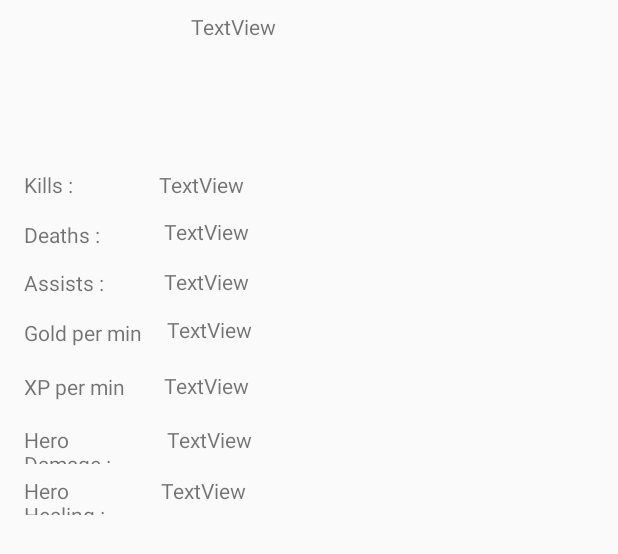
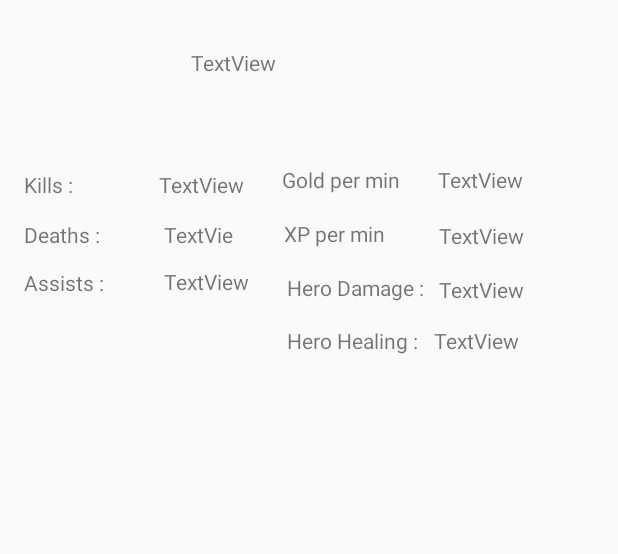
Before and after one commit to MattPilau/DotaStats, an Android app: the layout fragment_player_in_match.xml on its own in the app's theme, with its tools: preview values and no code run, on a phone screen of 412 x 824 dp. Shown: the top 554 px of the screen. Run offline under Robolectric (Android 15) with nearby library versions, the phone set to English and light mode, and no system bars.

```diff
--- a/app/src/main/java/com/app/dotastats/dotastats/LastMatchesFragment.java
+++ b/app/src/main/java/com/app/dotastats/dotastats/LastMatchesFragment.java
@@ -11,6 +11,7 @@ import android.widget.ListView;
 
 import com.app.dotastats.dotastats.Adapters.LastMatchesAdapter;
 import com.app.dotastats.dotastats.Beans.Matches;
+import com.app.dotastats.dotastats.MatchActivity;
 
 public class LastMatchesFragment extends ListFragment {
 
--- a/app/src/main/res/layout/fragment_player_in_match.xml
+++ b/app/src/main/res/layout/fragment_player_in_match.xml
@@ -20,7 +20,7 @@
         android:layout_width="145dp"
         android:layout_height="39dp"
         android:layout_marginStart="16dp"
-        android:layout_marginTop="8dp"
+        android:layout_marginTop="32dp"
         android:text="TextView"
         app:layout_constraintStart_toEndOf="@+id/playerImage"
         app:layout_constraintTop_toTopOf="parent" />
@@ -37,8 +37,8 @@
 
     <TextView
         android:id="@+id/kills"
-        android:layout_width="103dp"
-        android:layout_height="23dp"
+        android:layout_width="58dp"
+        android:layout_height="25dp"
         android:layout_marginStart="8dp"
         android:layout_marginTop="8dp"
         android:text="TextView"
@@ -57,8 +57,8 @@
 
     <TextView
         android:id="@+id/deaths"
-        android:layout_width="99dp"
-        android:layout_height="25dp"
+        android:layout_width="56dp"
+        android:layout_height="23dp"
         android:layout_marginStart="8dp"
         android:layout_marginTop="8dp"
         android:text="TextView"
@@ -77,8 +77,8 @@
 
     <TextView
         android:id="@+id/assists"
-        android:layout_width="98dp"
-        android:layout_height="24dp"
+        android:layout_width="58dp"
+        android:layout_height="25dp"
         android:layout_marginStart="8dp"
         android:layout_marginTop="8dp"
         android:text="TextView"
@@ -87,37 +87,37 @@
 
     <TextView
         android:id="@+id/gpm_des"
-        android:layout_width="87dp"
+        android:layout_width="96dp"
         android:layout_height="28dp"
-        android:layout_marginStart="16dp"
-        android:layout_marginTop="8dp"
+        android:layout_marginStart="24dp"
+        android:layout_marginTop="110dp"
         android:text="Gold per min"
-        app:layout_constraintStart_toStartOf="parent"
-        app:layout_constraintTop_toBottomOf="@+id/assists_des" />
+        app:layout_constraintStart_toEndOf="@+id/kills"
+        app:layout_constraintTop_toTopOf="parent" />
 
     <TextView
         android:id="@+id/gpm"
-        android:layout_width="96dp"
+        android:layout_width="68dp"
         android:layout_height="29dp"
         android:layout_marginStart="8dp"
-        android:layout_marginTop="8dp"
+        android:layout_marginTop="110dp"
         android:text="TextView"
         app:layout_constraintStart_toEndOf="@+id/gpm_des"
-        app:layout_constraintTop_toBottomOf="@+id/assists" />
+        app:layout_constraintTop_toTopOf="parent" />
 
     <TextView
         android:id="@+id/xppm_des"
-        android:layout_width="85dp"
-        android:layout_height="27dp"
-        android:layout_marginStart="16dp"
+        android:layout_width="95dp"
+        android:layout_height="28dp"
+        android:layout_marginStart="24dp"
         android:layout_marginTop="8dp"
         android:text="XP per min"
-        app:layout_constraintStart_toStartOf="parent"
+        app:layout_constraintStart_toEndOf="@+id/deaths"
         app:layout_constraintTop_toBottomOf="@+id/gpm_des" />
 
     <TextView
         android:id="@+id/xppm"
-        android:layout_width="97dp"
+        android:layout_width="69dp"
         android:layout_height="28dp"
         android:layout_marginStart="8dp"
         android:layout_marginTop="8dp"
@@ -127,17 +127,17 @@
 
     <TextView
         android:id="@+id/heroDmg_des"
-        android:layout_width="87dp"
-        android:layout_height="26dp"
-        android:layout_marginStart="16dp"
+        android:layout_width="93dp"
+        android:layout_height="27dp"
+        android:layout_marginStart="24dp"
         android:layout_marginTop="8dp"
         android:text="Hero Damage :"
-        app:layout_constraintStart_toStartOf="parent"
+        app:layout_constraintStart_toEndOf="@+id/assists"
         app:layout_constraintTop_toBottomOf="@+id/xppm_des" />
 
     <TextView
         android:id="@+id/heroDamage"
-        android:layout_width="93dp"
+        android:layout_width="70dp"
         android:layout_height="26dp"
         android:layout_marginStart="8dp"
         android:layout_marginTop="8dp"
@@ -147,18 +147,18 @@
 
     <TextView
         android:id="@+id/heroHealing_des"
-        android:layout_width="83dp"
-        android:layout_height="26dp"
-        android:layout_marginStart="16dp"
+        android:layout_width="90dp"
+        android:layout_height="25dp"
+        android:layout_marginStart="24dp"
         android:layout_marginTop="8dp"
         android:text="Hero Healing :"
-        app:layout_constraintStart_toStartOf="parent"
+        app:layout_constraintStart_toEndOf="@+id/assists"
         app:layout_constraintTop_toBottomOf="@+id/heroDmg_des" />
 
     <TextView
         android:id="@+id/heroHealing"
-        android:layout_width="93dp"
-        android:layout_height="31dp"
+        android:layout_width="70dp"
+        android:layout_height="24dp"
         android:layout_marginStart="8dp"
         android:layout_marginTop="8dp"
         android:text="TextView"
```
Also changed, not shown: app/src/main/AndroidManifest.xml (+7 -0 lines), app/src/main/res/layout/activity_match.xml (+21 -19 lines), app/src/main/res/layout/team.xml (+4 -3 lines).
